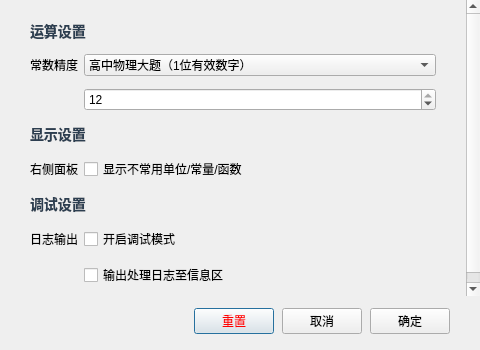
This is ui/settings.ui in ljx-13/DimCalculator as Qt 5 draws it before an edit. The edited form follows.
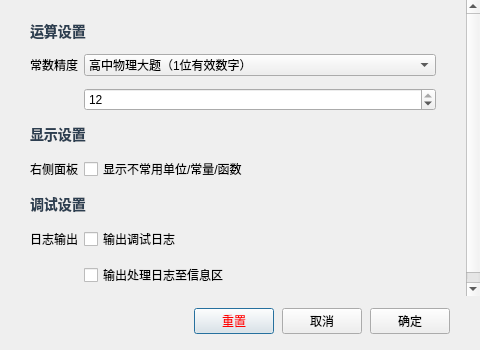
This is the edited form.

Commit message: 实现调试模式设置

Patch:
```diff
--- a/ui/settings.ui
+++ b/ui/settings.ui
@@ -188,7 +188,7 @@
        <item row="6" column="1">
         <widget class="QCheckBox" name="startDebug">
          <property name="text">
-          <string>开启调试模式</string>
+          <string>输出调试日志</string>
          </property>
         </widget>
        </item>
```
The commit also changes 4 other files.
